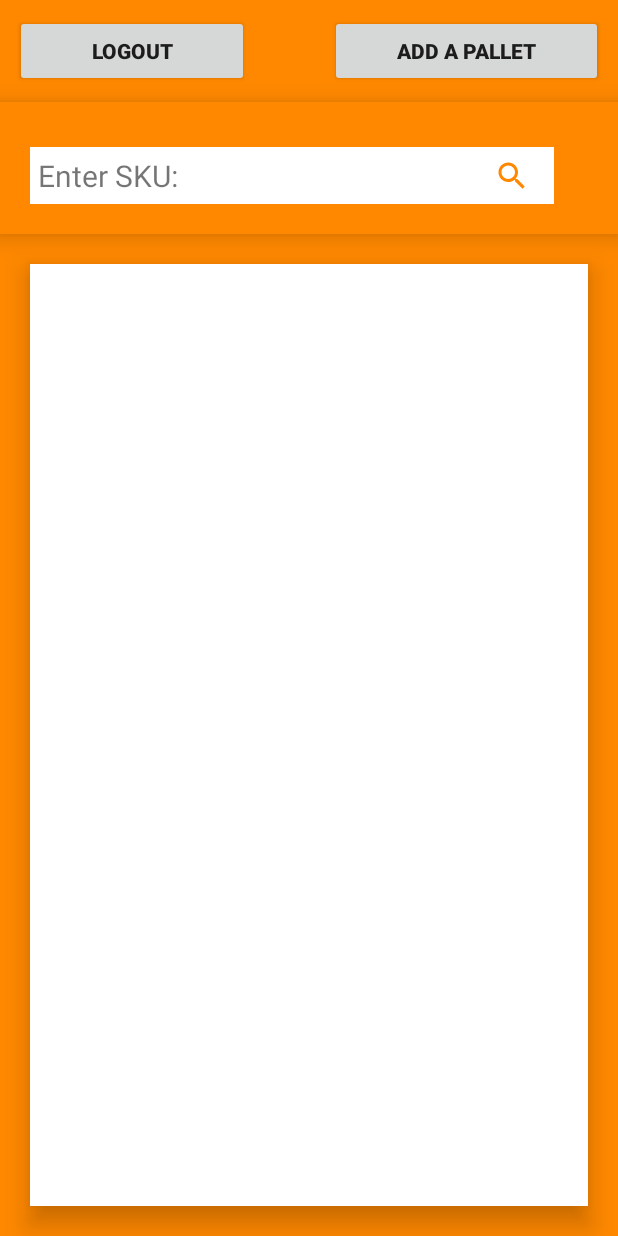
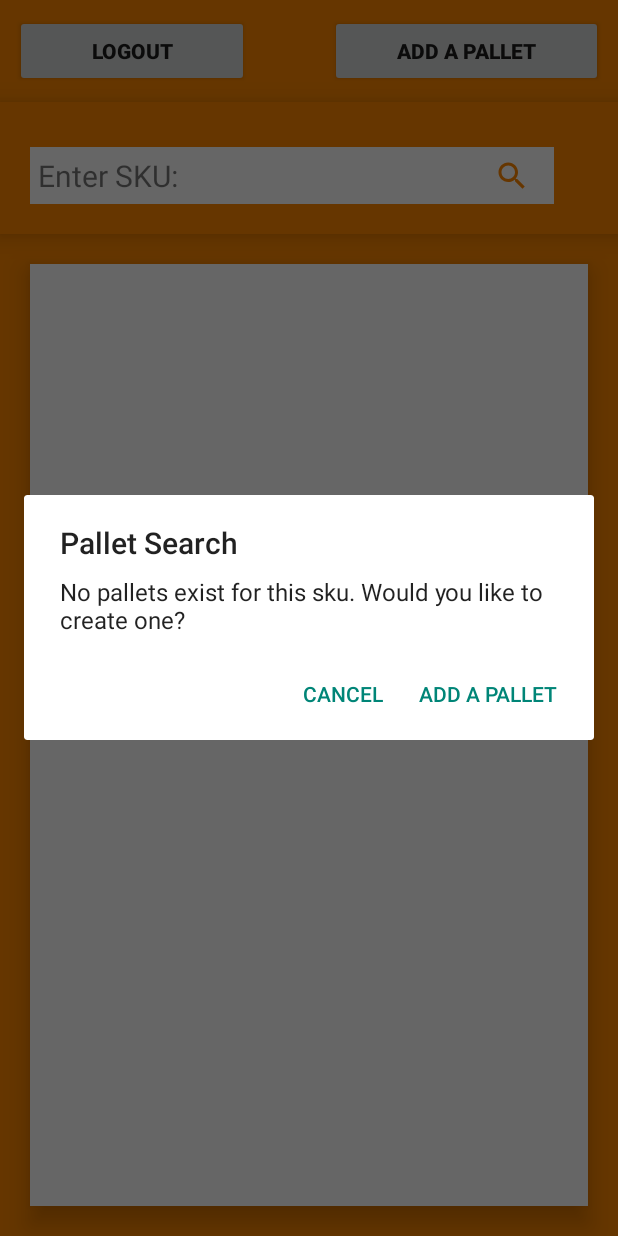
Before and after one commit to Coleman-Wimpy/GardenGnome, an Android app: the SearchSKUActivity screen opened directly, with no data from a screen before it, after a tap on an icon or button, on a phone screen of 412 x 824 dp. Run offline under Robolectric (Android 15) with nearby library versions, the phone set to English and light mode, and no system bars; our stand-ins replace Firebase (no records; nobody signed in at launch, a user with empty details on screens opened directly).

Commit message:
Passing the username with the intent, creating dialog if no pallets exist

```diff
--- a/app/src/main/java/com/example/gardengnome/SearchSKUActivity.java
+++ b/app/src/main/java/com/example/gardengnome/SearchSKUActivity.java
@@ -1,10 +1,12 @@
 package com.example.gardengnome;
 
 import androidx.annotation.NonNull;
+import androidx.appcompat.app.AlertDialog;
 import androidx.appcompat.app.AppCompatActivity;
 import androidx.recyclerview.widget.LinearLayoutManager;
 import androidx.recyclerview.widget.RecyclerView;
 
+import android.content.DialogInterface;
 import android.content.Intent;
 import android.os.Bundle;
 import android.util.Log;
@@ -54,15 +56,6 @@ public class SearchSKUActivity extends AppCompatActivity{
             }
         });
 
-        addPalletButton = (Button) findViewById(R.id.addSKUButton);
-        addPalletButton.setOnClickListener(new View.OnClickListener() {
-            @Override
-            public void onClick(View view) {
-                startActivity(new Intent(SearchSKUActivity.this, AddSKUActivity.class));
-            }
-        });
-
-
         user = FirebaseAuth.getInstance().getCurrentUser();
         reference = FirebaseDatabase.getInstance().getReference();
         userID = user.getUid();
@@ -87,6 +80,16 @@ public class SearchSKUActivity extends AppCompatActivity{
             @Override
             public void onCancelled(@NonNull DatabaseError error) {
                 Toast.makeText(SearchSKUActivity.this, "Something went wrong.", Toast.LENGTH_LONG).show();
+            }
+        });
+
+        addPalletButton = (Button) findViewById(R.id.addSKUButton);
+        addPalletButton.setOnClickListener(new View.OnClickListener() {
+            @Override
+            public void onClick(View view) {
+                Intent intent = new Intent(SearchSKUActivity.this, AddSKUActivity.class);
+                intent.putExtra("username", fullnameTextView.getText().toString().trim());
+                startActivity(intent);
             }
         });
 
@@ -121,6 +124,28 @@ public class SearchSKUActivity extends AppCompatActivity{
                                 palletList.add(pallet);
                             }
                             adapter.notifyDataSetChanged();
+                        } else {
+                            palletList.clear();
+                            adapter.notifyDataSetChanged();
+                            AlertDialog alertDialog = new AlertDialog.Builder(SearchSKUActivity.this)
+                                    .setTitle("Pallet Search")
+                                    .setMessage("No pallets exist for this sku. Would you like to create one?")
+                                    .setPositiveButton("Add a Pallet", new DialogInterface.OnClickListener() {
+                                        @Override
+                                        public void onClick(DialogInterface dialogInterface, int i) {
+                                            Intent intent = new Intent(SearchSKUActivity.this, AddSKUActivity.class);
+                                            intent.putExtra("sku", sku);
+                                            intent.putExtra("username", fullnameTextView.getText().toString().trim());
+                                            startActivity(intent);
+                                        }
+                                    })
+                                    .setNegativeButton("Cancel", new DialogInterface.OnClickListener() {
+                                        @Override
+                                        public void onClick(DialogInterface dialogInterface, int i) {
+                                            dialogInterface.dismiss();
+                                        }
+                                    }).create();
+                            alertDialog.show();
                         }
                     }
 
@@ -133,8 +158,6 @@ public class SearchSKUActivity extends AppCompatActivity{
             }
         });
 
-
-
     }
 
 }
```
